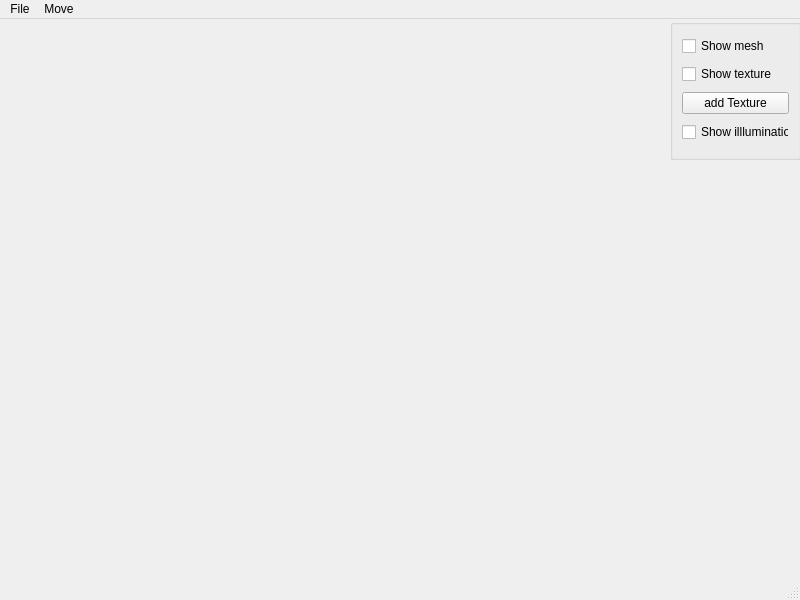
Above: forms/mainwindow.ui from RenatDW/CompGraph before the change. Below: the same form after it.
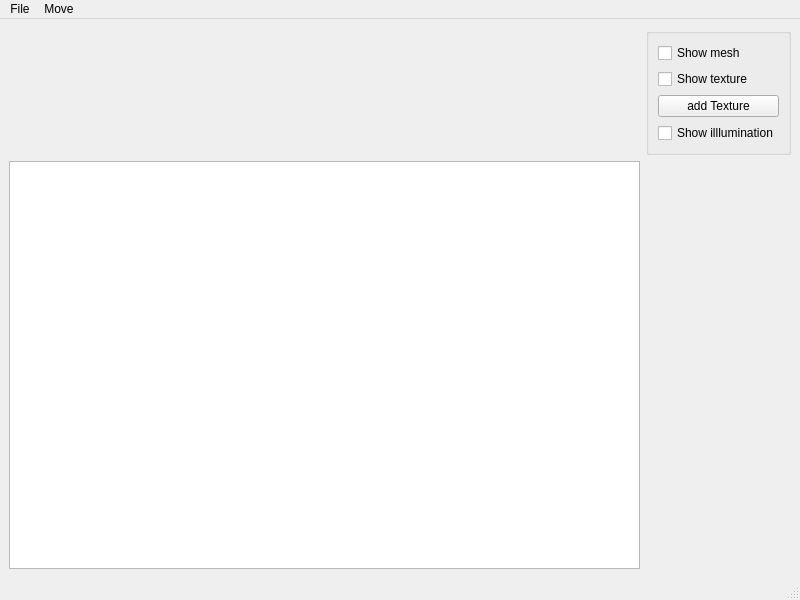
That is the form after the change.

Commit message: added GraphicsView and replaced method paintEvent by update_scene #8

```diff
--- a/forms/mainwindow.ui
+++ b/forms/mainwindow.ui
@@ -14,15 +14,9 @@
    <string>MainWindow</string>
   </property>
   <widget class="QWidget" name="centralwidget">
+   <layout class="QGridLayout" name="gridLayout">
+    <item row="0" column="1">
    <widget class="QGroupBox" name="verticalGroupBox">
-    <property name="geometry">
-     <rect>
-      <x>670</x>
-      <y>0</y>
-      <width>131</width>
-      <height>141</height>
-     </rect>
-    </property>
     <layout class="QVBoxLayout" name="verticalLayout">
      <item>
       <widget class="QCheckBox" name="checkBox_show_mesh">
@@ -54,6 +48,11 @@
      </item>
     </layout>
    </widget>
+    </item>
+    <item row="1" column="0">
+     <widget class="QGraphicsView" name="graphicsView"/>
+    </item>
+   </layout>
   </widget>
   <widget class="QMenuBar" name="menubar">
    <property name="geometry">
```
Left out of the diff: 2 changed lines with no effect on the pictures. Lines whose indentation alone changed are shown as unchanged. The commit also changes 6 other files.
